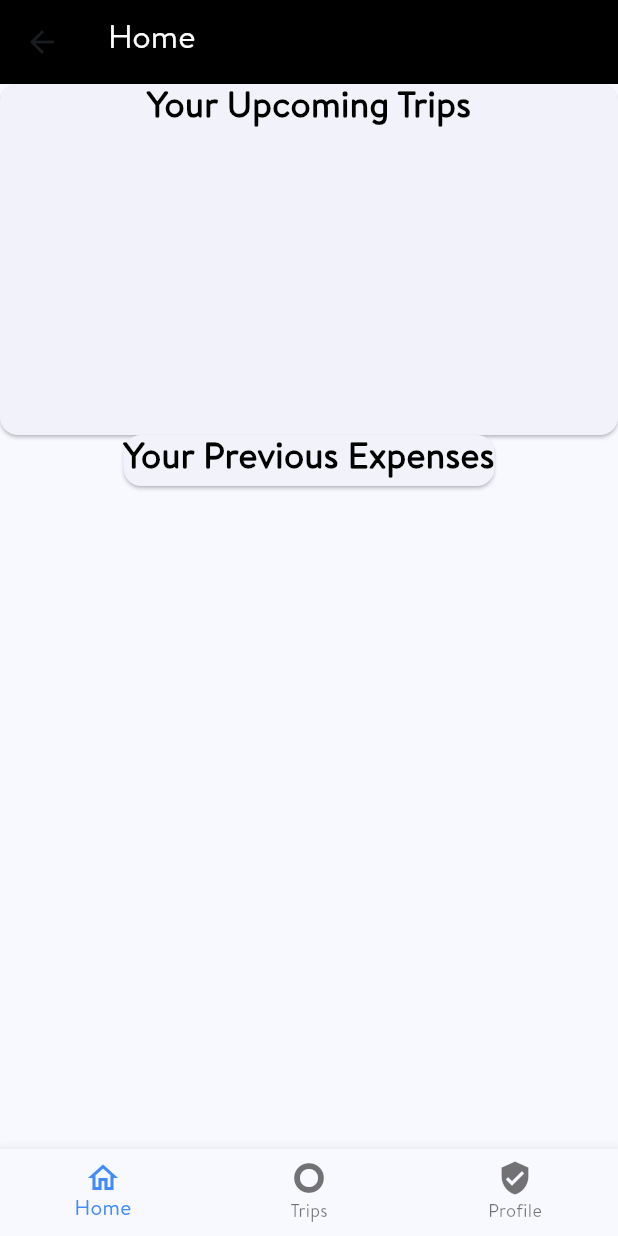
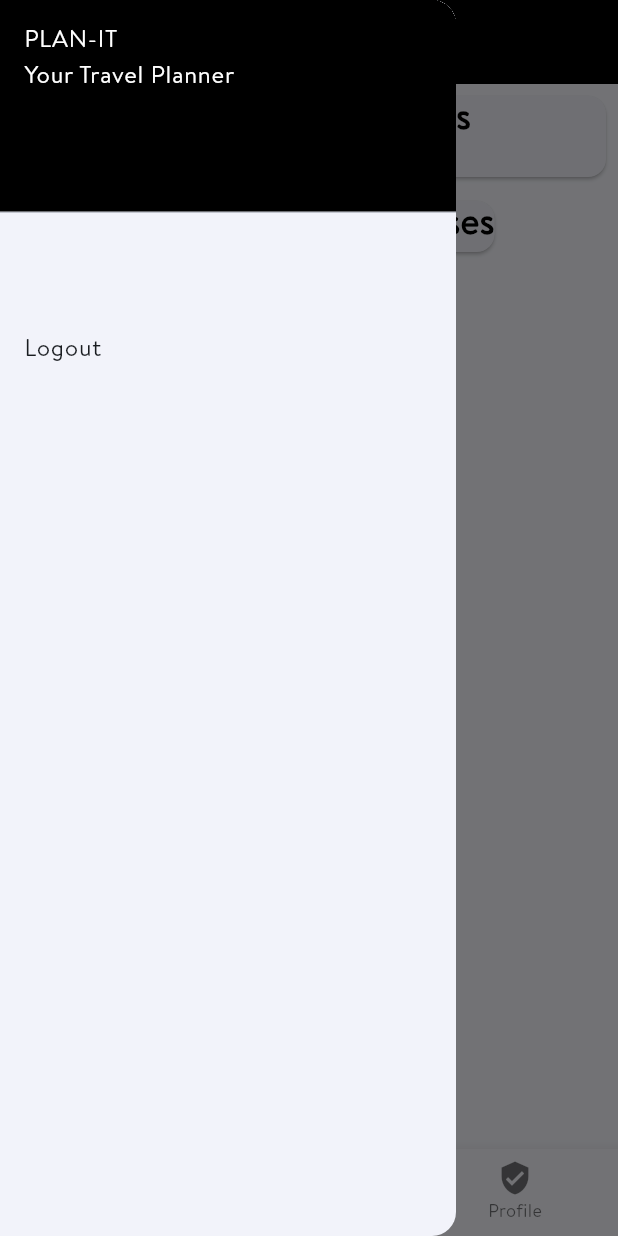
Before and after one commit to priyadarsanmahendiran/Trip-Planner, a Flutter app: the HomeScreen screen opened directly, with the side drawer open (before the commit the screen has no drawer), on a phone screen of 412 x 824 dp. Run offline on Flutter 3.47's test engine with Material 3 defaults, Android fonts, the phone set to English and light mode, and no system bars; our stand-ins replace cloud_firestore, firebase_auth, firebase_core, fluttertoast; accounts and stored records are empty; project files that could hold a hidden picture were left out.

Commit message:
Enhancements to home screen and nav bar

```diff
--- a/trip_planner/lib/home_screen.dart
+++ b/trip_planner/lib/home_screen.dart
@@ -1,9 +1,10 @@
-import 'package:firebase_auth/firebase_auth.dart';
 import 'package:flutter/material.dart';
+import 'package:trip_planner/home.dart';
 import 'package:trip_planner/nav_bar.dart';
 import 'package:trip_planner/profile.dart';
-import 'package:cloud_firestore/cloud_firestore.dart';
-
+import 'package:trip_planner/summary.dart';
+import 'package:trip_planner/trips.dart';
+import 'package:firebase_auth/firebase_auth.dart';
 class HomeScreen extends StatefulWidget {
 
   final String title;
@@ -17,14 +18,6 @@ class HomeScreen extends StatefulWidget {
 class _HomeScreenState extends State<HomeScreen>{
 
   int _currentIndex = 0;
-  List<Map<String, dynamic>> fetchedData = [];
-  bool isLoading = true;
-
-  @override
-  void initState() {
-    super.initState();
-    fetchData();
-  }
 
 	void _onTabSelected(int index) {
     setState(() {
@@ -32,33 +25,11 @@ class _HomeScreenState extends State<HomeScreen>{
     });
   }
 
-  Future<void> fetchData() async {
-    try {
-      QuerySnapshot snapshot = await FirebaseFirestore.instance
-          .collection('trips')
-          .where(FieldPath.documentId, isEqualTo: FirebaseAuth.instance.currentUser?.uid)
-          .get();
-
-      // Extract the data from documents
-      List<Map<String, dynamic>> data = snapshot.docs.map((doc) {
-        return doc.data() as Map<String, dynamic>;
-      }).toList();
-
-      setState(() {
-        fetchedData = data;
-        isLoading = false;
-      });
-    } catch (e) {
-      setState(() {
-        isLoading = false;
-      });
-    }
-  }
-
 
 	final List<Widget> _pages = [
+    const Summary(),
+    const Trips(),
     const Profile(),
-    const Center(child: Text('Profile Page', style: TextStyle(fontSize: 24))),
   ];
 
   @override
@@ -67,65 +38,52 @@ class _HomeScreenState extends State<HomeScreen>{
       appBar: AppBar(
         backgroundColor: Colors.black,
         title: Text(widget.title, style: const TextStyle(color: Colors.white)),
-      ),
-      body: Column(
-        children: [
-          Card(
-            margin: EdgeInsets.zero,
-            child: Column(
-              mainAxisAlignment: MainAxisAlignment.start,
-              mainAxisSize: MainAxisSize.min, // Ensure the Card wraps its content
-              children: [
-                const Text(
-                  "Your Upcoming Trips",
-                  style: TextStyle(
-                    fontFamily: 'Bogle',
-                    fontSize: 24,
-                    fontWeight: FontWeight.bold,
-                    color: Colors.black,
-                  ),
-                ),
-                isLoading
-                    ? const Center(child: CircularProgressIndicator())
-                    : SizedBox(
-                        height: 200, // Provide a fixed height
-                        child: ListView.builder(
-                          itemCount: fetchedData.length,
-                          itemBuilder: (context, index) {
-                            final item = fetchedData[index];
-                            return ListTile(
-                              title: Text(item['destination'] ?? '--'),
-                              subtitle: Text(item['description'] ?? '--'),
+        leading: Builder(
+          builder: (context) {
+            return IconButton(
+              icon: const Icon(Icons.menu),
+              color: Colors.white,
+              onPressed: () {
+                Scaffold.of(context).openDrawer();
+              },
             );
           },
         ),
       ),
-              ],
+      body: _pages[_currentIndex],
+      bottomNavigationBar: NavBar(
+        currentIndex: _currentIndex,
+        onTabSelected: _onTabSelected,
+      ),
+      drawer: Drawer(
+        child: ListView(
+          padding: EdgeInsets.zero,
+          children: [
+            const SizedBox(
+              height: 150,
+              child: DrawerHeader(
+                decoration: BoxDecoration(
+                  color: Colors.black,
+                ),
+                child: Text('PLAN-IT\nYour Travel Planner', style: TextStyle(color: Colors.white)),
               ),
             ),
-          const Card(
-            margin: EdgeInsets.zero,
-            child: Column(
-              mainAxisSize: MainAxisSize.min, // Ensure the Card wraps its content
-              children: [
-                Text(
-                  "Your Previous Expenses",
-                  style: TextStyle(
-                    fontFamily: 'Bogle',
-                    fontSize: 24,
-                    fontWeight: FontWeight.bold,
-                    color: Colors.black,
+            // ListTile(
+            //   title: Image.network(FirebaseAuth.instance.currentUser?.photoURL ?? '')
+            // ),
+            ListTile(
+              title: Text(FirebaseAuth.instance.currentUser?.displayName ?? '')
             ),
+            ListTile(
+              title: const Text('Logout'),
+              onTap: () {
+                FirebaseAuth.instance.signOut();
+                Navigator.of(context).pushReplacement(MaterialPageRoute(builder: (context) => const Home()));
+              },
             ),
           ],
         ),
       ),
-        ],
-      ),
-      bottomNavigationBar: NavBar(
-        currentIndex: _currentIndex,
-        onTabSelected: _onTabSelected,
-      ),
     );
   }
 }
--- /dev/null
+++ b/trip_planner/lib/summary.dart
@@ -0,0 +1,110 @@
+import 'package:flutter/material.dart';
+import 'package:cloud_firestore/cloud_firestore.dart';
+import 'package:firebase_auth/firebase_auth.dart';
+
+class Summary extends StatefulWidget {
+  const Summary({super.key});
+
+  @override
+  State<Summary> createState() => _SummaryState();
+}
+
+class _SummaryState extends State<Summary> {
+
+  List<Map<String, dynamic>> fetchedData = [];
+  bool isLoading = true;
+
+  @override
+  void initState() {
+    super.initState();
+    fetchData();
+  }
+
+  Future<void> fetchData() async {
+    try {
+
+      DateTime todayStart = DateTime.now();
+      todayStart = DateTime(todayStart.year, todayStart.month, todayStart.day);
+      QuerySnapshot snapshot = await FirebaseFirestore.instance
+          .collection('trips')
+          .where(FieldPath.documentId, isEqualTo: FirebaseAuth.instance.currentUser?.uid)
+          .where('startDate', isGreaterThan: todayStart)
+          .get();
+
+      // Extract the data from documents
+      List<Map<String, dynamic>> data = snapshot.docs.map((doc) {
+        return doc.data() as Map<String, dynamic>;
+      }).toList();
+
+      setState(() {
+        fetchedData = data;
+        isLoading = false;
+      });
+    } catch (e) {
+      setState(() {
+        isLoading = false;
+      });
+    }
+  }
+
+
+  @override
+  Widget build(BuildContext context) {
+    return Column(
+        children: [
+          Card(
+            margin: const EdgeInsets.all(8),
+            child: Column(
+              mainAxisAlignment: MainAxisAlignment.start,
+              mainAxisSize: MainAxisSize.min, // Ensure the Card wraps its content
+              children: [
+                const Text(
+                  "Your Upcoming Trips",
+                  style: TextStyle(
+                    fontFamily: 'Bogle',
+                    fontSize: 24,
+                    fontWeight: FontWeight.bold,
+                    color: Colors.black,
+                  ),
+                ),
+                isLoading
+                    ? const Center(child: CircularProgressIndicator())
+                    : fetchedData.isNotEmpty ? SizedBox(
+                        height: 200, // Provide a fixed height
+                        child: ListView.builder(
+                          itemCount: fetchedData.length,
+                          itemBuilder: (context, index) {
+                            final item = fetchedData[index];
+                            return ListTile(
+                              title: Text(item['destination'] ?? '--'),
+                              subtitle: Text(item['description'] ?? '--'),
+                            );
+                          },
+                        ),
+                      )
+                    : const Center(child: Text('No upcoming trips found')),
+              ],
+            ),
+          ),
+          const Card(
+            margin: EdgeInsets.all(8),
+            child: Column(
+              mainAxisAlignment: MainAxisAlignment.start,
+              mainAxisSize: MainAxisSize.min, // Ensure the Card wraps its content
+              children: [
+                Text(
+                  "Your Previous Expenses",
+                  style: TextStyle(
+                    fontFamily: 'Bogle',
+                    fontSize: 24,
+                    fontWeight: FontWeight.bold,
+                    color: Colors.black,
+                  ),
+                ),
+              ],
+            ),
+          ),
+        ],
+      );
+  }
+}
```
Lines whose indentation alone changed are shown as unchanged.
